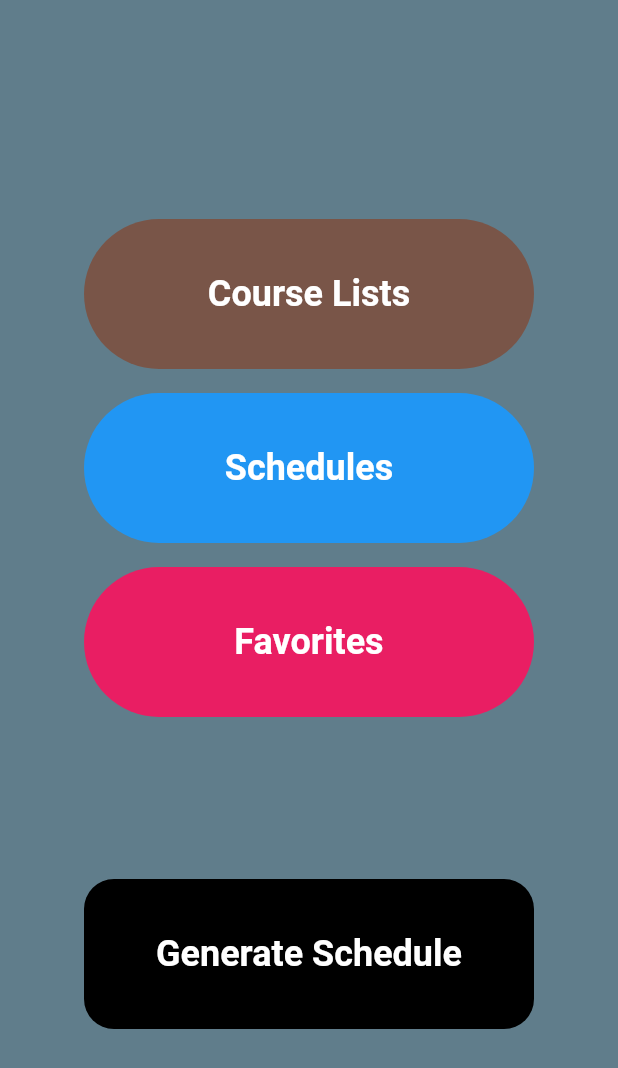
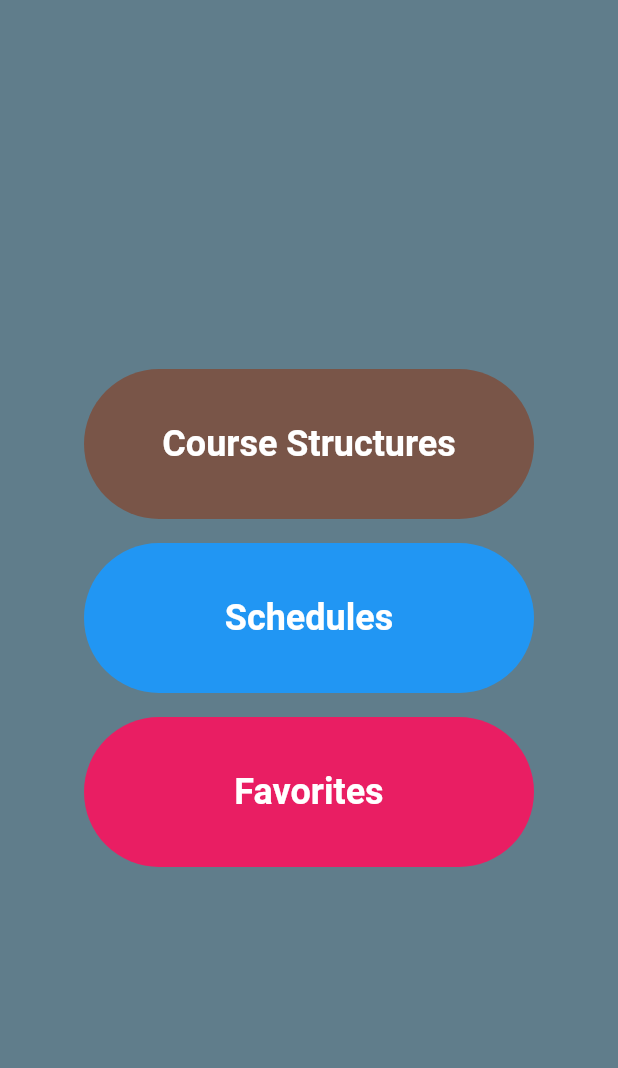
Before and after one commit to halilyaman/class_schedule_generator, a Flutter app: the screen it shows after launch, on a phone screen of 412 x 824 dp. Shown: the top 1068 px of the screen. Run offline on Flutter 3.47's test engine with Material 2 defaults, Android fonts, the light colour scheme and no system bars.

Commit message:
redesigning course structure page

```diff
--- a/lib/main.dart
+++ b/lib/main.dart
@@ -1,4 +1,4 @@
-import 'package:class_schedule_generator/models/curriculums_model.dart';
+import 'package:class_schedule_generator/models/course_structure_model.dart';
 import 'package:class_schedule_generator/pages/main_menu.dart';
 import 'package:flutter/material.dart';
 import 'package:provider/provider.dart';
@@ -9,7 +9,7 @@ class MyApp extends StatelessWidget {
   @override
   Widget build(BuildContext context) {
     return ChangeNotifierProvider(
-      create: (context) => CurriculumsModel(),
+      create: (context) => CourseStructureModel(),
       child: MaterialApp(
         title: 'Schedule Generator',
         theme: ThemeData(
--- /dev/null
+++ b/lib/models/course_structure_model.dart
@@ -0,0 +1,5 @@
+import 'package:flutter/material.dart';
+
+class CourseStructureModel extends ChangeNotifier {
+
+}
--- a/lib/models/curriculums_model.dart
+++ /dev/null
@@ -1,20 +0,0 @@
-import 'package:class_schedule_generator/pages/course_lists_page.dart';
-import 'package:flutter/material.dart';
-
-class CurriculumsModel extends ChangeNotifier {
-  List<Curriculum> _curriculums = [];
-  int counter = 0;
-
-  List<Curriculum> get curriculums => _curriculums;
-
-  addNewCourseList(name, numberOfCourses) {
-    _curriculums
-        .add(Curriculum(title: name, numberOfCourses: numberOfCourses));
-    notifyListeners();
-  }
-
-  incrementCounter() {
-    counter++;
-    notifyListeners();
-  }
-}
--- a/lib/pages/main_menu.dart
+++ b/lib/pages/main_menu.dart
@@ -1,5 +1,4 @@
-import 'package:class_schedule_generator/models/curriculums_model.dart';
-import 'package:class_schedule_generator/pages/course_lists_page.dart';
+import 'package:class_schedule_generator/models/course_structure_model.dart';
 import 'package:flutter/material.dart';
 import 'package:provider/provider.dart';
 
@@ -7,7 +6,7 @@ class MainMenu extends StatelessWidget {
   @override
   Widget build(BuildContext context) {
     return Scaffold(
-      body: Consumer<CurriculumsModel>(
+      body: Consumer<CourseStructureModel>(
         builder:(context, courseLists, child) => Container(
           color: Colors.blueGrey,
           child: Center(
@@ -17,12 +16,11 @@ class MainMenu extends StatelessWidget {
                 Padding(
                   padding: const EdgeInsets.all(8.0),
                   child: GestureDetector(
-                      onTap: () => {
+                      onTap: () =>
                             Navigator.push(
                                 context,
                                 MaterialPageRoute(
-                                    builder: (context) => CourseListsPage()))
-                          },
+                                    builder: (context) => null)),
                       child: Container(
                         width: 300.0,
                         height: 100.0,
@@ -32,7 +30,7 @@ class MainMenu extends StatelessWidget {
                         ),
                         child: Center(
                             child: const Text(
-                          "Course Lists",
+                          "Course Structures",
                           style: TextStyle(
                               color: Colors.white,
                               fontSize: 24.0,
@@ -82,29 +80,6 @@ class MainMenu extends StatelessWidget {
                         )),
                       )),
                 ),
-                Padding(
-                  padding: const EdgeInsets.only(top: 100.0),
-                  child: GestureDetector(
-                    onTap: () => {},
-                    child: Container(
-                      width: 300.0,
-                      height: 100.0,
-                      decoration: BoxDecoration(
-                        borderRadius: BorderRadius.circular(20.0),
-                        color: Colors.black,
-                      ),
-                      child: Center(
-                        child: const Text(
-                          "Generate Schedule",
-                          style: TextStyle(
-                              color: Colors.white,
-                              fontSize: 24.0,
-                              fontWeight: FontWeight.bold),
-                        ),
-                      ),
-                    ),
-                  ),
-                )
               ],
             ),
           ),
```
Also changed, not shown: lib/pages/course_lists_page.dart (deleted, +0 -116 lines).
